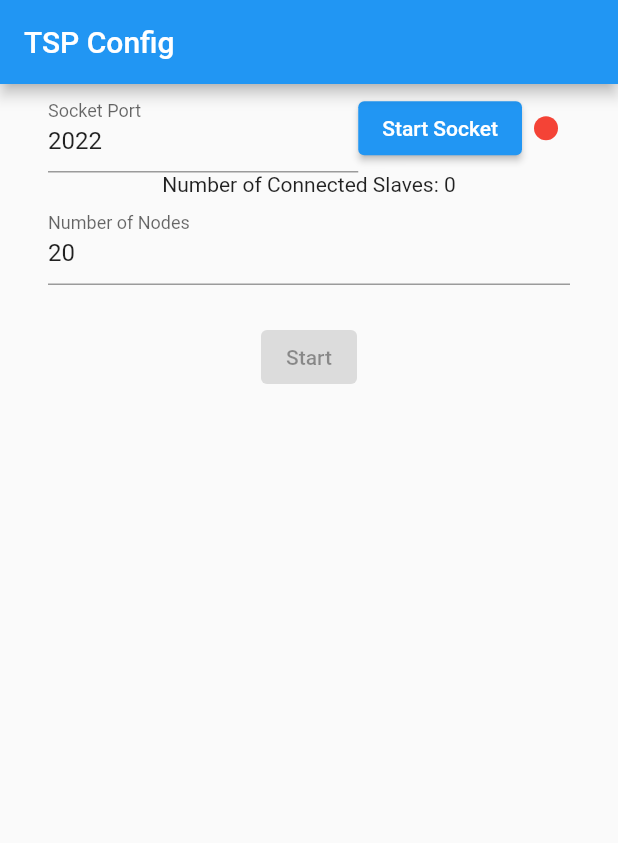
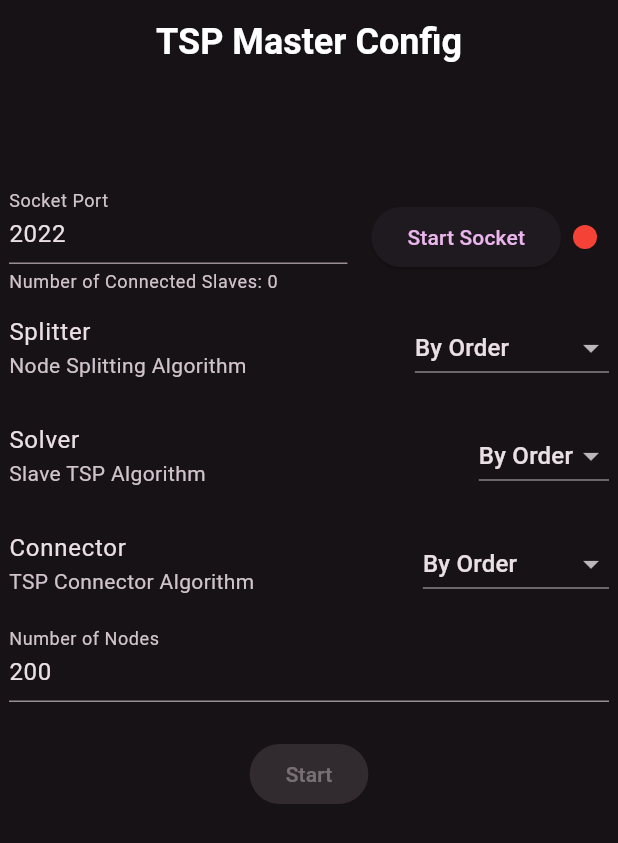
Before and after one commit to ali2236/distributed_tsp, a Flutter app: the screen it shows after launch, on a phone screen of 412 x 824 dp. Shown: the top 843 px of the screen. Run offline on Flutter 3.47's test engine with Material 2 defaults, Android fonts, the phone set to English and light mode, and no system bars; our stand-ins replace get; Roboto replaces fonts that are missing (Quicksand).

Commit message:
Start Page UI

```diff
--- a/tsp_base/lib/core.dart
+++ b/tsp_base/lib/core.dart
@@ -11,3 +11,5 @@ export 'src/models/enum_events.dart';
 export 'src/models/interface_solver.dart';
 
 export 'src/extensions/extension_jsonable.dart';
+
+export 'src/algorithms/group_nearest_n.dart';
--- /dev/null
+++ b/tsp_base/lib/src/algorithms/group_nearest_n.dart
@@ -0,0 +1,31 @@
+import 'package:tsp_base/src/models/model_node.dart';
+import 'package:tsp_base/src/models/model_node_distance.dart';
+
+Iterable<List<Node>> groupNearestNByGroupCount(
+    List<Node> nodes, int groups) sync* {
+  final unselected = List.of(nodes);
+  final groupLen = nodes.length ~/ groups;
+  for (var i = 0; i < groups && unselected.isNotEmpty; i++) {
+    final primary = unselected.removeAt(0);
+    if (unselected.isNotEmpty) {
+      final len = i == groups - 1 ? unselected.length : groupLen - 1;
+      final nearestK = unselected.nearestPointsTo(primary).sublist(0, len);
+      yield nearestK;
+    }
+  }
+}
+
+Iterable<List<Node>> groupNearestNByGroupLength(
+    List<Node> nodes, int groupLen) {
+  final groups = nodes.length ~/ groupLen;
+  return groupNearestNByGroupCount(nodes, groups);
+}
+
+extension NodeOrder on List<Node> {
+  List<Node> nearestPointsTo(Node node) {
+    final distances = map((n) => NodeDistance(n, n.distanceFrom(node))).toList()
+      ..sort();
+    final nearestNodes = distances.map((e) => e.node).toList();
+    return nearestNodes;
+  }
+}
--- a/tsp_base/lib/src/models/model_node.dart
+++ b/tsp_base/lib/src/models/model_node.dart
@@ -1,24 +1,30 @@
+import 'dart:math';
+
 import 'package:tsp_base/src/models/interface_jsonable.dart';
 
-class Node implements Jsonable{
+class Node implements Jsonable {
   static const Type = 'node';
   final double x;
   final double y;
 
   const Node(this.x, this.y);
 
-  factory Node.fromJson(Map<String, dynamic> json){
+  factory Node.fromJson(Map<String, dynamic> json) {
     return Node(json['x'], json['y']);
   }
 
   @override
   Map<String, dynamic> toJson() {
     return {
-      'x' : x,
-      'y' : y,
+      'x': x,
+      'y': y,
     };
   }
 
   @override
   String get type => Node.Type;
+
+  double distanceFrom(Node node) {
+    return sqrt(pow(x - node.x, 2) + pow(y - node.y, 2));
+  }
 }
--- /dev/null
+++ b/tsp_base/lib/src/models/model_node_distance.dart
@@ -0,0 +1,13 @@
+import 'model_node.dart';
+
+class NodeDistance implements Comparable<NodeDistance> {
+  final Node node;
+  final double distance;
+
+  NodeDistance(this.node, this.distance);
+
+  @override
+  int compareTo(NodeDistance other) {
+    return distance.compareTo(other.distance);
+  }
+}
--- a/tsp_master/lib/algorithms/cluster.dart
+++ /dev/null
@@ -1,8 +0,0 @@
-
-import 'package:tsp_base/core.dart';
-
-class Cluster {
-  List<Dataset> cluster(Dataset dataset, int n){
-    return [];
-  }
-}
--- a/tsp_master/lib/algorithms/prim.dart
+++ /dev/null
@@ -1,5 +0,0 @@
-class Prim {
-
-
-
-}
--- a/tsp_master/lib/main.dart
+++ b/tsp_master/lib/main.dart
@@ -15,6 +15,23 @@ class MyApp extends StatelessWidget {
   @override
   Widget build(BuildContext context) {
     return MaterialApp(
+      debugShowCheckedModeBanner: false,
+      theme: ThemeData.from(
+        colorScheme: ColorScheme.fromSeed(
+          brightness: Brightness.dark,
+          seedColor: Colors.purple,
+        ),
+        useMaterial3: true,
+      ).copyWith(
+        appBarTheme: const AppBarTheme(
+          centerTitle: true,
+          titleTextStyle: TextStyle(
+            fontWeight: FontWeight.bold,
+            fontSize: 24,
+            fontFamily: 'Quicksand',
+          ),
+        ),
+      ),
       home: StartPage(
         slavesService: Get.find(),
       ),
--- a/tsp_master/lib/ui/pages/page_start.dart
+++ b/tsp_master/lib/ui/pages/page_start.dart
@@ -1,4 +1,5 @@
 import 'package:destributed_tsp/services/service_slaves.dart';
+import 'package:destributed_tsp/splitters/splitter_order.dart';
 import 'package:destributed_tsp/ui/controllers/controller_tsp.dart';
 import 'package:flutter/material.dart';
 import 'package:flutter/services.dart';
@@ -17,16 +18,22 @@ class StartPage extends StatelessWidget {
   @override
   Widget build(BuildContext context) {
     final port = TextEditingController(text: slavesService.port.toString());
-    final nodes = TextEditingController(text: '20');
+    final nodes = TextEditingController(text: '200');
+    final splitterType = ValueNotifier(OrderSplitter);
     return Scaffold(
       appBar: AppBar(
-        title: const Text('TSP Config'),
+        title: const Text('TSP Master Config'),
       ),
-      body: AnimatedBuilder(
+      body: Column(
+        crossAxisAlignment: CrossAxisAlignment.center,
+        children: [
+          Row(children: const [Spacer()]),
+          const SizedBox(height: 64),
+          AnimatedBuilder(
               animation: slavesService,
               builder: (context, _) {
-            return Padding(
-              padding: const EdgeInsets.symmetric(horizontal: 32),
+                return SizedBox(
+                  width: 400,
                   child: Column(
                     children: [
                       Row(
@@ -38,15 +45,19 @@ class StartPage extends StatelessWidget {
                               inputFormatters: [
                                 FilteringTextInputFormatter.digitsOnly
                               ],
-                          decoration:
-                              const InputDecoration(label: Text('Socket Port')),
+                              decoration: InputDecoration(
+                                  label: const Text('Socket Port'),
+                                  helperText: 'Number of Connected Slaves:'
+                                      ' ${slavesService.salvesCount}'),
                             ),
                           ),
+                          const SizedBox(width: 16),
                           if (!slavesService.started)
                             ElevatedButton(
                               child: const Text('Start Socket'),
                               onPressed: () => slavesService.start(
-                              int.tryParse(port.text) ?? slavesService.port),
+                                  int.tryParse(port.text) ??
+                                      slavesService.port),
                             ),
                           if (slavesService.started)
                             ElevatedButton(
@@ -68,23 +79,89 @@ class StartPage extends StatelessWidget {
                           ),
                         ],
                       ),
-                  Text('Number of Connected Slaves:'
-                      ' ${slavesService.salvesCount}'),
+                      ListTile(
+                        contentPadding: EdgeInsets.zero,
+                        title: const Text('Splitter'),
+                        subtitle: const Text('Node Splitting Algorithm'),
+                        trailing: DropdownButton<Type>(
+                          value: splitterType.value,
+                          onChanged: (t) {
+                            if (t != null) {
+                              splitterType.value = t;
+                            }
+                          },
+                          items: const [
+                            DropdownMenuItem(
+                              value: OrderSplitter,
+                              child: Text('By Order'),
+                            ),
+                            DropdownMenuItem(
+                              child: Text('Group Nearest'),
+                            ),
+                          ],
+                        ),
+                      ),
+                      ListTile(
+                        contentPadding: EdgeInsets.zero,
+                        title: const Text('Solver'),
+                        subtitle: const Text('Slave TSP Algorithm'),
+                        trailing: DropdownButton(
+                          value: 'order',
+                          onChanged: (t) {
+                            if (t != null) {
+
+                            }
+                          },
+                          items: const [
+                            DropdownMenuItem(
+                              child: Text('By Order'),
+                              value: 'order',
+                            ),
+                            DropdownMenuItem(
+                              child: Text('Greedy'),
+                            ),
+                          ],
+                        ),
+                      ),
+                      ListTile(
+                        contentPadding: EdgeInsets.zero,
+                        title: const Text('Connector'),
+                        subtitle: const Text('TSP Connector Algorithm'),
+                        trailing: DropdownButton(
+                          value: 'order',
+                          onChanged: (t) {
+                            if (t != null) {
+
+                            }
+                          },
+                          items: const [
+                            DropdownMenuItem(
+                              child: Text('By Order'),
+                              value: 'order',
+                            ),
+                            DropdownMenuItem(
+                              child: Text('Nearest Node'),
+                            ),
+                          ],
+                        ),
+                      ),
                       TextField(
                         controller: nodes,
-                    inputFormatters: [FilteringTextInputFormatter.digitsOnly],
-                    decoration:
-                        const InputDecoration(label: Text('Number of Nodes')),
+                        inputFormatters: [
+                          FilteringTextInputFormatter.digitsOnly
+                        ],
+                        decoration: const InputDecoration(
+                            label: Text('Number of Nodes')),
                       ),
                       const SizedBox(height: 24),
                       ElevatedButton(
-                    child: const Text('Start'),
                         onPressed: !slavesService.started ||
                                 slavesService.salvesCount == 0
                             ? null
                             : () {
                                 final systemsCount = slavesService.salvesCount;
-                            final nodeCount = int.tryParse(nodes.text) ?? 20;
+                                final nodeCount =
+                                    int.tryParse(nodes.text) ?? 20;
                                 final controller = TspController(
                                   dataset: Dataset.generate(nodeCount),
                                   slaveService: slavesService,
@@ -98,11 +175,14 @@ class StartPage extends StatelessWidget {
                                   ),
                                 );
                               },
+                        child: const Text('Start'),
                       ),
                     ],
                   ),
                 );
               }),
+        ],
+      ),
     );
   }
 }
```
Lines whose indentation alone changed are shown as unchanged.
